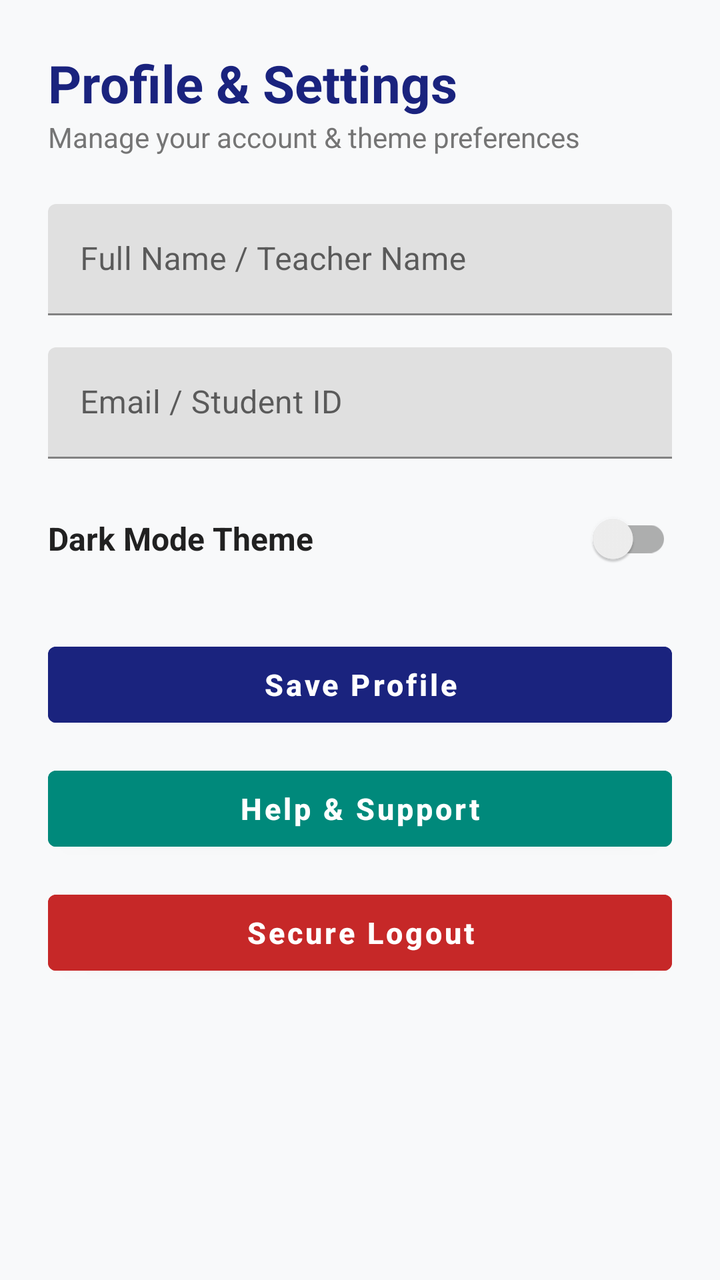
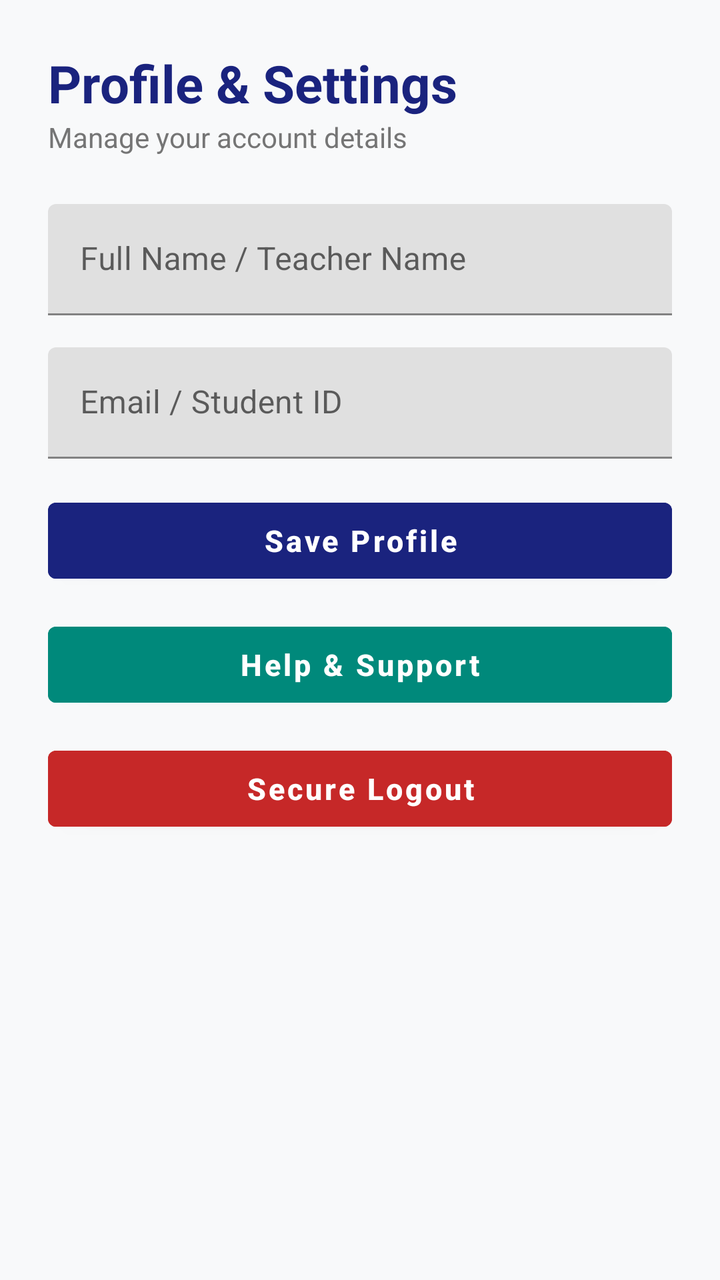

Compare the two renders of this Android layout. The source of the first and the diff that turns it into the second are given below.
<!-- AndroidManifest.xml: activity theme Theme.Attendance_system -->
<!-- res/layout/activity_profile.xml -->
<?xml version="1.0" encoding="utf-8"?>
<ScrollView xmlns:android="http://schemas.android.com/apk/res/android"
    xmlns:app="http://schemas.android.com/apk/res-auto"
    android:layout_width="match_parent"
    android:layout_height="match_parent"
    android:background="@color/background_light"
    android:fillViewport="true"
    android:padding="24dp">

    <LinearLayout
        android:layout_width="match_parent"
        android:layout_height="wrap_content"
        android:orientation="vertical">

        <TextView
            android:layout_width="wrap_content"
            android:layout_height="wrap_content"
            android:text="Profile &amp; Settings"
            android:textColor="@color/primary_navy"
            android:textSize="26sp"
            android:textStyle="bold" />

        <TextView
            android:layout_width="wrap_content"
            android:layout_height="wrap_content"
            android:layout_marginBottom="24dp"
            android:text="Manage your account &amp; theme preferences"
            android:textColor="@color/text_muted"
            android:textSize="14sp" />

        <com.google.android.material.textfield.TextInputLayout
            android:layout_width="match_parent"
            android:layout_height="wrap_content"
            android:layout_marginBottom="16dp">

            <com.google.android.material.textfield.TextInputEditText
                android:id="@+id/etProfileName"
                android:layout_width="match_parent"
                android:layout_height="wrap_content"
                android:hint="Full Name / Teacher Name"
                android:inputType="textPersonName"
                android:textColor="@color/text_dark" />

        </com.google.android.material.textfield.TextInputLayout>

        <com.google.android.material.textfield.TextInputLayout
            android:layout_width="match_parent"
            android:layout_height="wrap_content"
            android:layout_marginBottom="16dp">

            <com.google.android.material.textfield.TextInputEditText
                android:id="@+id/etProfileIdOrEmail"
                android:layout_width="match_parent"
                android:layout_height="wrap_content"
                android:hint="Email / Student ID"
                android:inputType="text"
                android:textColor="@color/text_dark" />

        </com.google.android.material.textfield.TextInputLayout>

        <com.google.android.material.textfield.TextInputLayout
            android:id="@+id/tilDepartment"
            android:layout_width="match_parent"
            android:layout_height="wrap_content"
            android:layout_marginBottom="16dp"
            android:visibility="gone">

            <com.google.android.material.textfield.TextInputEditText
                android:id="@+id/etDepartment"
                android:layout_width="match_parent"
                android:layout_height="wrap_content"
                android:hint="Department (e.g. CSE)"
                android:inputType="text"
                android:textColor="@color/text_dark" />

        </com.google.android.material.textfield.TextInputLayout>

        <com.google.android.material.textfield.TextInputLayout
            android:id="@+id/tilSemester"
            android:layout_width="match_parent"
            android:layout_height="wrap_content"
            android:layout_marginBottom="24dp"
            android:visibility="gone">

            <com.google.android.material.textfield.TextInputEditText
                android:id="@+id/etSemester"
                android:layout_width="match_parent"
                android:layout_height="wrap_content"
                android:hint="Semester / Class (e.g. 8th Semester)"
                android:inputType="text"
                android:textColor="@color/text_dark" />

        </com.google.android.material.textfield.TextInputLayout>

        
        <LinearLayout
            android:layout_width="match_parent"
            android:layout_height="wrap_content"
            android:layout_marginBottom="24dp"
            android:gravity="center_vertical"
            android:orientation="horizontal">

            <TextView
                android:layout_width="0dp"
                android:layout_height="wrap_content"
                android:layout_weight="1"
                android:text="Dark Mode Theme"
                android:textColor="@color/text_dark"
                android:textSize="16sp"
                android:textStyle="bold" />

            <androidx.appcompat.widget.SwitchCompat
                android:id="@+id/switchDarkMode"
                android:layout_width="wrap_content"
                android:layout_height="wrap_content" />

        </LinearLayout>

        <Button
            android:id="@+id/btnSaveProfile"
            android:layout_width="match_parent"
            android:layout_height="50dp"
            android:layout_marginBottom="12dp"
            android:backgroundTint="@color/primary_navy"
            android:text="Save Profile"
            android:textAllCaps="false"
            android:textColor="@color/white"
            android:textSize="15sp"
            android:textStyle="bold" />

        <Button
            android:id="@+id/btnHelp"
            android:layout_width="match_parent"
            android:layout_height="50dp"
            android:layout_marginBottom="12dp"
            android:backgroundTint="@color/accent_teal"
            android:text="Help &amp; Support"
            android:textAllCaps="false"
            android:textColor="@color/white"
            android:textSize="15sp"
            android:textStyle="bold" />

        <Button
            android:id="@+id/btnLogoutProfile"
            android:layout_width="match_parent"
            android:layout_height="50dp"
            android:backgroundTint="@color/warning_red"
            android:text="Secure Logout"
            android:textAllCaps="false"
            android:textColor="@color/white"
            android:textSize="15sp"
            android:textStyle="bold" />

    </LinearLayout>

</ScrollView>
<!-- resources referenced by this layout -->
<resources>
  <color name="accent_teal">#00897B</color>
  <color name="background_light">#F8F9FA</color>
  <color name="primary_navy">#1A237E</color>
  <color name="text_dark">#212121</color>
  <color name="text_muted">#757575</color>
  <color name="warning_red">#C62828</color>
  <color name="white">#FFFFFFFF</color>
  <style name="Theme.Attendance_system" parent="Theme.MaterialComponents.Light.NoActionBar">
          <item name="colorPrimary">@color/purple_500</item>
          <item name="colorPrimaryVariant">@color/purple_700</item>
          <item name="colorOnPrimary">@color/white</item>
          <item name="colorSecondary">@color/teal_200</item>
      </style>
  <color name="purple_500">#1A237E</color>
  <color name="purple_700">#0D47A1</color>
  <color name="teal_200">#00897B</color>
</resources>

<!-- the commit's change to res/layout/activity_profile.xml (unified diff, before → after) -->
@@ -24,7 +24,7 @@
             android:layout_width="wrap_content"
             android:layout_height="wrap_content"
             android:layout_marginBottom="24dp"
-            android:text="Manage your account &amp; theme preferences"
+            android:text="Manage your account details"
             android:textColor="@color/text_muted"
             android:textSize="14sp" />
 
@@ -92,30 +92,6 @@
 
         </com.google.android.material.textfield.TextInputLayout>
 
-        
-        <LinearLayout
-            android:layout_width="match_parent"
-            android:layout_height="wrap_content"
-            android:layout_marginBottom="24dp"
-            android:gravity="center_vertical"
-            android:orientation="horizontal">
-
-            <TextView
-                android:layout_width="0dp"
-                android:layout_height="wrap_content"
-                android:layout_weight="1"
-                android:text="Dark Mode Theme"
-                android:textColor="@color/text_dark"
-                android:textSize="16sp"
-                android:textStyle="bold" />
-
-            <androidx.appcompat.widget.SwitchCompat
-                android:id="@+id/switchDarkMode"
-                android:layout_width="wrap_content"
-                android:layout_height="wrap_content" />
-
-        </LinearLayout>
-
         <Button
             android:id="@+id/btnSaveProfile"
             android:layout_width="match_parent"
